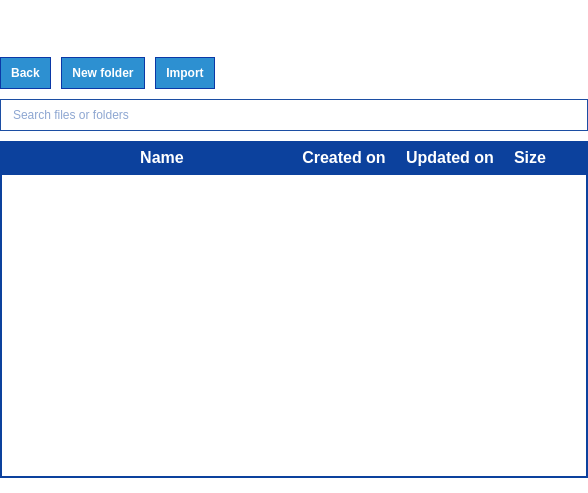
Qt form parsec/core/gui/forms/files_widget.ui (Scille/parsec-cloud) before a commit.
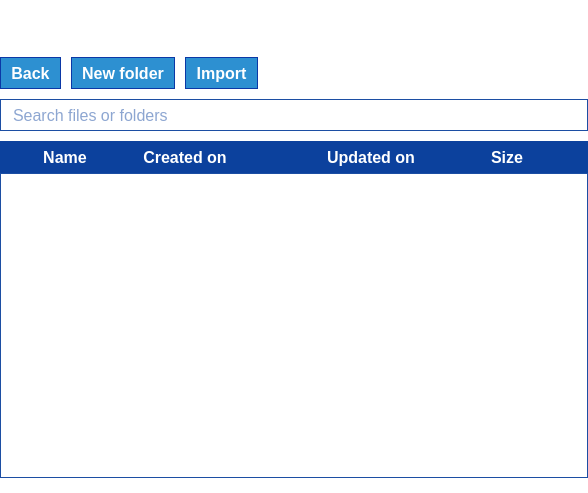
The same form after that commit. Icons and pictures are not drawn.

The edit to the form file:
```diff
--- a/parsec/core/gui/forms/files_widget.ui
+++ b/parsec/core/gui/forms/files_widget.ui
@@ -25,22 +25,22 @@
 background-color: rgb(255, 255, 255);
 }
 
-QTableWidget
+QListWidget
 {
-font-size: 12px;
-font-weight: bold;
+border: 1px solid rgb(28, 78, 163);
 }
 
-QHeaderView::section
+QListWidget:item
 {
-height: 32px;
-background-color: rgb(12, 65, 157);
-color: rgb(255, 255, 255);
-font-size: 16px;
-font-weight: bold;
-border: 0;
+background-color: rgb(255, 255, 255);
+color: rgb(0, 0, 0);
 }
-</string>
+
+QListWidget:item:selected
+{
+background-color: rgb(0, 0, 255);
+color: rgb(0, 0, 0);
+}</string>
   </property>
   <layout class="QVBoxLayout" name="verticalLayout">
    <property name="spacing">
@@ -158,6 +158,7 @@
           </property>
           <property name="font">
            <font>
+            <pointsize>12</pointsize>
             <weight>75</weight>
             <bold>true</bold>
            </font>
@@ -207,6 +208,7 @@
           </property>
           <property name="font">
            <font>
+            <pointsize>12</pointsize>
             <weight>75</weight>
             <bold>true</bold>
            </font>
@@ -256,6 +258,7 @@
           </property>
           <property name="font">
            <font>
+            <pointsize>12</pointsize>
             <weight>75</weight>
             <bold>true</bold>
            </font>
@@ -318,6 +321,11 @@
           <height>32</height>
          </size>
         </property>
+        <property name="font">
+         <font>
+          <pointsize>12</pointsize>
+         </font>
+        </property>
         <property name="styleSheet">
          <string notr="true">background-image: url(:/icons/images/icons/search.png);
 background-repeat: no-repeat;
@@ -345,13 +353,13 @@
            <widget class="QLabel" name="label_2">
             <property name="minimumSize">
              <size>
-              <width>32</width>
+              <width>38</width>
               <height>32</height>
              </size>
             </property>
             <property name="maximumSize">
              <size>
-              <width>32</width>
+              <width>38</width>
               <height>32</height>
              </size>
             </property>
@@ -410,13 +418,13 @@
            <widget class="QPushButton" name="pushButton_2">
             <property name="minimumSize">
              <size>
-              <width>0</width>
+              <width>186</width>
               <height>32</height>
              </size>
             </property>
             <property name="maximumSize">
              <size>
-              <width>16777215</width>
+              <width>176</width>
               <height>32</height>
              </size>
             </property>
@@ -443,13 +451,13 @@
            <widget class="QPushButton" name="pushButton_3">
             <property name="minimumSize">
              <size>
-              <width>0</width>
+              <width>186</width>
               <height>32</height>
              </size>
             </property>
             <property name="maximumSize">
              <size>
-              <width>16777215</width>
+              <width>176</width>
               <height>32</height>
              </size>
             </property>
@@ -476,10 +484,16 @@
            <widget class="QPushButton" name="pushButton_4">
             <property name="minimumSize">
              <size>
-              <width>32</width>
+              <width>86</width>
               <height>32</height>
              </size>
             </property>
+            <property name="maximumSize">
+             <size>
+              <width>86</width>
+              <height>16777215</height>
+             </size>
+            </property>
             <property name="font">
              <font>
               <pointsize>12</pointsize>
@@ -503,13 +517,13 @@
            <widget class="QLabel" name="label_3">
             <property name="minimumSize">
              <size>
-              <width>32</width>
+              <width>38</width>
               <height>32</height>
              </size>
             </property>
             <property name="maximumSize">
              <size>
-              <width>32</width>
+              <width>38</width>
               <height>32</height>
              </size>
             </property>
@@ -526,7 +540,7 @@
         <item>
          <widget class="QListWidget" name="list_files">
           <property name="styleSheet">
-           <string notr="true">border: 2px solid rgb(12, 65, 157);</string>
+           <string notr="true"/>
           </property>
          </widget>
         </item>
```
